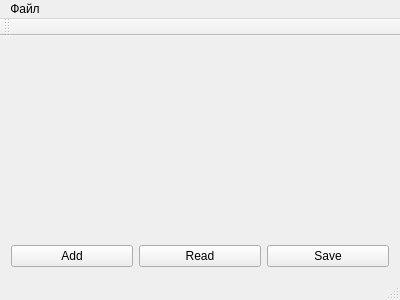
This is Battalion_Version_1/MainWindow.ui in mishakeryta/CW_OOP as Qt 5 draws it before an edit. The edited form follows.
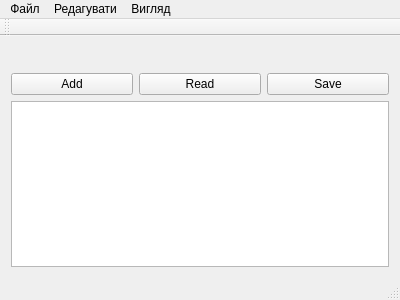
This is the edited form. Custom widgets are drawn as their Qt base class.

```diff
--- a/Battalion_Version_1/MainWindow.ui
+++ b/Battalion_Version_1/MainWindow.ui
@@ -50,6 +50,9 @@
       </item>
      </layout>
     </item>
+    <item>
+     <widget class="QPlainTextEdit" name="pteOutput"/>
+    </item>
    </layout>
   </widget>
   <widget class="QMenuBar" name="menuBar">
@@ -65,10 +68,30 @@
     <property name="title">
      <string>Файл</string>
     </property>
-    <addaction name="action"/>
-    <addaction name="action_2"/>
+    <addaction name="actionSave"/>
+    <addaction name="actionPrevSave"/>
+   </widget>
+   <widget class="QMenu" name="menu_2">
+    <property name="title">
+     <string>Редагувати</string>
+    </property>
+    <addaction name="actionAddNewMilitary"/>
+   </widget>
+   <widget class="QMenu" name="menu_3">
+    <property name="title">
+     <string>Вигляд</string>
+    </property>
+    <addaction name="actionTask1"/>
+    <addaction name="action_task3_1"/>
+    <addaction name="action_task3_2"/>
+    <addaction name="action_task3_3"/>
+    <addaction name="action_task4"/>
+    <addaction name="action_task5"/>
+    <addaction name="actionTask2"/>
    </widget>
    <addaction name="menu"/>
+   <addaction name="menu_2"/>
+   <addaction name="menu_3"/>
   </widget>
   <widget class="QToolBar" name="mainToolBar">
    <attribute name="toolBarArea">
```
Left out of the diff: 50 changed lines with no effect on the pictures.
